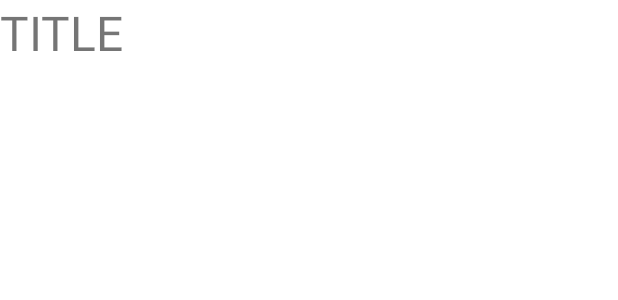
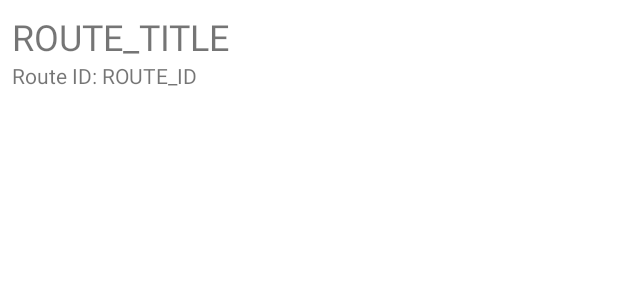
Before and after one commit to MS-kadai/tracker-android, an Android app: the layout viewholder_select_route.xml on its own in the app's theme, with its tools: preview values and no code run, on a phone screen of 412 x 824 dp. Shown: the top 300 px of the screen. Run offline under Robolectric (Android 15) with nearby library versions, the phone set to English and light mode, and no system bars.

Commit message:
ルートリストとかをいい感じにした

```diff
--- a/app/src/main/res/layout/viewholder_select_route.xml
+++ b/app/src/main/res/layout/viewholder_select_route.xml
@@ -1,13 +1,52 @@
 <?xml version="1.0" encoding="utf-8"?>
-<androidx.constraintlayout.widget.ConstraintLayout xmlns:android="http://schemas.android.com/apk/res/android"
+<LinearLayout xmlns:android="http://schemas.android.com/apk/res/android"
+    xmlns:app="http://schemas.android.com/apk/res-auto"
     android:layout_width="match_parent"
-    android:layout_height="wrap_content">
+    android:layout_height="wrap_content"
+    android:orientation="vertical">
 
-    <TextView
-        android:id="@+id/select_route_route_name"
-        android:layout_width="wrap_content"
-        android:layout_height="wrap_content"
-        android:text="TITLE"
-        android:textSize="32dp"/>
+    <androidx.constraintlayout.widget.ConstraintLayout
+        android:layout_width="match_parent"
+        android:layout_height="match_parent">
 
-</androidx.constraintlayout.widget.ConstraintLayout>
+        <LinearLayout
+            android:layout_width="match_parent"
+            android:layout_height="wrap_content"
+            android:layout_marginStart="8dp"
+            android:layout_marginTop="8dp"
+            android:layout_marginBottom="8dp"
+            android:orientation="vertical"
+            app:layout_constraintBottom_toBottomOf="parent"
+            app:layout_constraintStart_toStartOf="parent"
+            app:layout_constraintTop_toTopOf="parent">
+
+            <TextView
+                android:id="@+id/select_route_route_name"
+                android:layout_width="wrap_content"
+                android:layout_height="wrap_content"
+                android:text="ROUTE_TITLE"
+                android:textSize="24dp" />
+
+            <LinearLayout
+                android:layout_width="match_parent"
+                android:layout_height="match_parent"
+                android:orientation="horizontal">
+
+                <TextView
+                    android:id="@+id/textView4"
+                    android:layout_width="wrap_content"
+                    android:layout_height="wrap_content"
+                    android:text="Route ID: " />
+
+                <TextView
+                    android:id="@+id/select_route_route_id"
+                    android:layout_width="wrap_content"
+                    android:layout_height="wrap_content"
+                    android:text="ROUTE_ID" />
+            </LinearLayout>
+
+        </LinearLayout>
+
+    </androidx.constraintlayout.widget.ConstraintLayout>
+
+</LinearLayout>
```
Also changed, not shown: app/src/main/java/one/nem/tracker_kadai/RouteListAdapter.java (+11 -6 lines), app/src/main/java/one/nem/tracker_kadai/route_list.java (+16 -4 lines).
